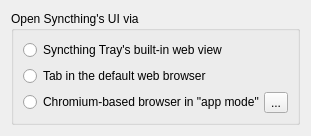
Before: the Qt Designer form syncthingwidgets/settings/generalwebviewoptionpage.ui in Martchus/syncthingtray, drawn with Qt 5.
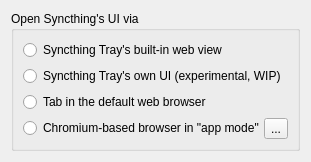
After: the same form once the commit is applied. Icons and pictures are not drawn.

Commit message: Allow showing Qt Quick UI instead of web-based UI

```diff
--- a/syncthingwidgets/settings/generalwebviewoptionpage.ui
+++ b/syncthingwidgets/settings/generalwebviewoptionpage.ui
@@ -29,6 +29,13 @@
         </property>
        </widget>
       </item>
+      <item>
+       <widget class="QRadioButton" name="ownRadioButton">
+        <property name="text">
+         <string>Syncthing Tray's own UI (experimental, WIP)</string>
+        </property>
+       </widget>
+      </item>
       <item>
        <widget class="QRadioButton" name="browserRadioButton">
         <property name="text">
```
The commit also changes 5 other files.
